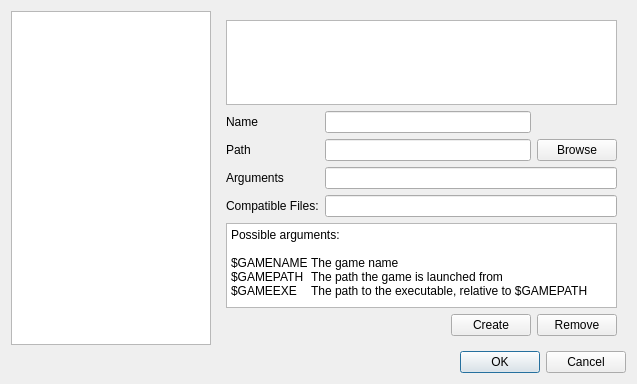
Before: the Qt Designer form fsettingsdialog.ui in FusionLauncher/FusionClient, drawn with Qt 5.
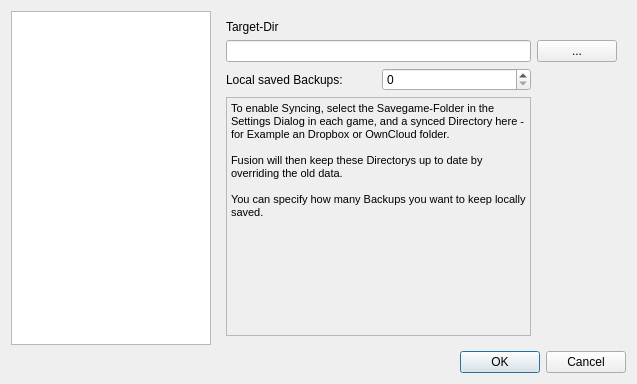
After: the same form once the commit is applied.

Commit message: Starting Game-Sync Feature

Patch:
```diff
--- a/fsettingsdialog.ui
+++ b/fsettingsdialog.ui
@@ -57,7 +57,7 @@
       <item>
        <widget class="QStackedWidget" name="settingPages">
         <property name="currentIndex">
-         <number>5</number>
+         <number>6</number>
         </property>
         <widget class="QWidget" name="General">
          <layout class="QVBoxLayout" name="verticalLayout_2">
@@ -404,6 +404,80 @@
           </item>
          </layout>
         </widget>
+        <widget class="QWidget" name="gameSync">
+         <layout class="QGridLayout" name="gridLayout_4">
+          <item row="2" column="0">
+           <widget class="QLabel" name="label_3">
+            <property name="text">
+             <string>Local saved Backups:</string>
+            </property>
+           </widget>
+          </item>
+          <item row="3" column="2">
+           <spacer name="verticalSpacer_6">
+            <property name="orientation">
+             <enum>Qt::Vertical</enum>
+            </property>
+            <property name="sizeHint" stdset="0">
+             <size>
+              <width>20</width>
+              <height>40</height>
+             </size>
+            </property>
+           </spacer>
+          </item>
+          <item row="0" column="0">
+           <widget class="QLabel" name="label_2">
+            <property name="text">
+             <string>Target-Dir</string>
+            </property>
+           </widget>
+          </item>
+          <item row="1" column="2">
+           <widget class="QPushButton" name="pb_sync_FolderDialog">
+            <property name="sizePolicy">
+             <sizepolicy hsizetype="Fixed" vsizetype="Fixed">
+              <horstretch>0</horstretch>
+              <verstretch>0</verstretch>
+             </sizepolicy>
+            </property>
+            <property name="text">
+             <string>...</string>
+            </property>
+           </widget>
+          </item>
+          <item row="2" column="1">
+           <widget class="QSpinBox" name="sb_sync_backups"/>
+          </item>
+          <item row="1" column="0" colspan="2">
+           <widget class="QLineEdit" name="le_sync_path"/>
+          </item>
+          <item row="3" column="0" colspan="2">
+           <widget class="QTextBrowser" name="textBrowser">
+            <property name="enabled">
+             <bool>false</bool>
+            </property>
+            <property name="styleSheet">
+             <string notr="true">color:black</string>
+            </property>
+            <property name="readOnly">
+             <bool>false</bool>
+            </property>
+            <property name="html">
+             <string>&lt;!DOCTYPE HTML PUBLIC &quot;-//W3C//DTD HTML 4.0//EN&quot; &quot;http://www.w3.org/TR/REC-html40/strict.dtd&quot;&gt;
+&lt;html&gt;&lt;head&gt;&lt;meta name=&quot;qrichtext&quot; content=&quot;1&quot; /&gt;&lt;style type=&quot;text/css&quot;&gt;
+p, li { white-space: pre-wrap; }
+&lt;/style&gt;&lt;/head&gt;&lt;body style=&quot; font-family:'MS Shell Dlg 2'; font-size:8.25pt; font-weight:400; font-style:normal;&quot;&gt;
+&lt;p style=&quot; margin-top:0px; margin-bottom:0px; margin-left:0px; margin-right:0px; -qt-block-indent:0; text-indent:0px;&quot;&gt;To enable Syncing, select the Savegame-Folder in the Settings Dialog in each game, and a synced Directory here - for Example an Dropbox or OwnCloud folder.&lt;/p&gt;
+&lt;p style=&quot;-qt-paragraph-type:empty; margin-top:0px; margin-bottom:0px; margin-left:0px; margin-right:0px; -qt-block-indent:0; text-indent:0px;&quot;&gt;&lt;br /&gt;&lt;/p&gt;
+&lt;p style=&quot; margin-top:0px; margin-bottom:0px; margin-left:0px; margin-right:0px; -qt-block-indent:0; text-indent:0px;&quot;&gt;Fusion will then keep these Directorys up to date by overriding the old data.&lt;/p&gt;
+&lt;p style=&quot;-qt-paragraph-type:empty; margin-top:0px; margin-bottom:0px; margin-left:0px; margin-right:0px; -qt-block-indent:0; text-indent:0px;&quot;&gt;&lt;br /&gt;&lt;/p&gt;
+&lt;p style=&quot; margin-top:0px; margin-bottom:0px; margin-left:0px; margin-right:0px; -qt-block-indent:0; text-indent:0px;&quot;&gt;You can specify how many Backups you want to keep locally saved.&lt;/p&gt;&lt;/body&gt;&lt;/html&gt;</string>
+            </property>
+           </widget>
+          </item>
+         </layout>
+        </widget>
        </widget>
       </item>
      </layout>
```
The commit also changes 7 other files.
